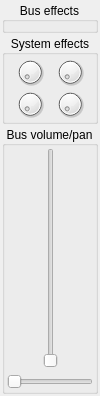
Above: src/ZMS/instrumentcontrol.ui from wtrsltnk/zynaddsubfx before the change. Below: the same form after it.
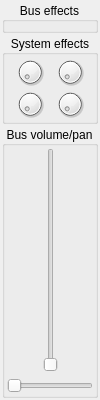
That is the form after the change.

Commit message: Improved docking panels

Patch:
```diff
--- a/src/ZMS/instrumentcontrol.ui
+++ b/src/ZMS/instrumentcontrol.ui
@@ -7,13 +7,13 @@
     <x>0</x>
     <y>0</y>
     <width>100</width>
-    <height>396</height>
+    <height>400</height>
    </rect>
   </property>
   <property name="minimumSize">
    <size>
     <width>100</width>
-    <height>0</height>
+    <height>400</height>
    </size>
   </property>
   <property name="maximumSize">
```
The commit also changes 2 other files.
